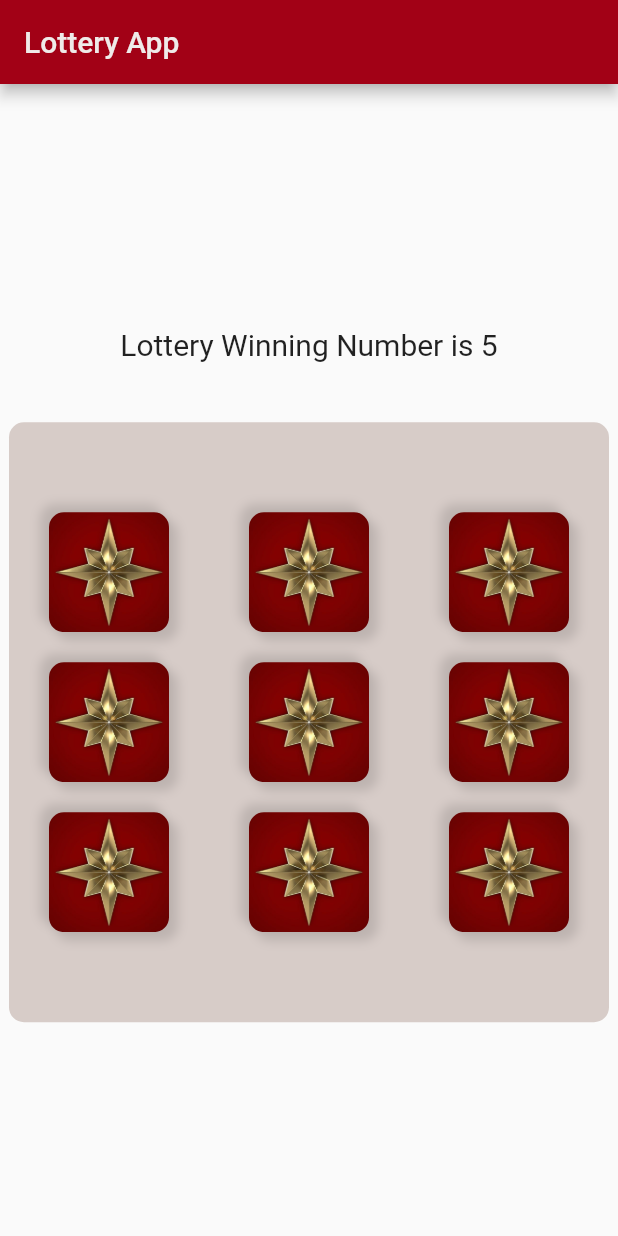
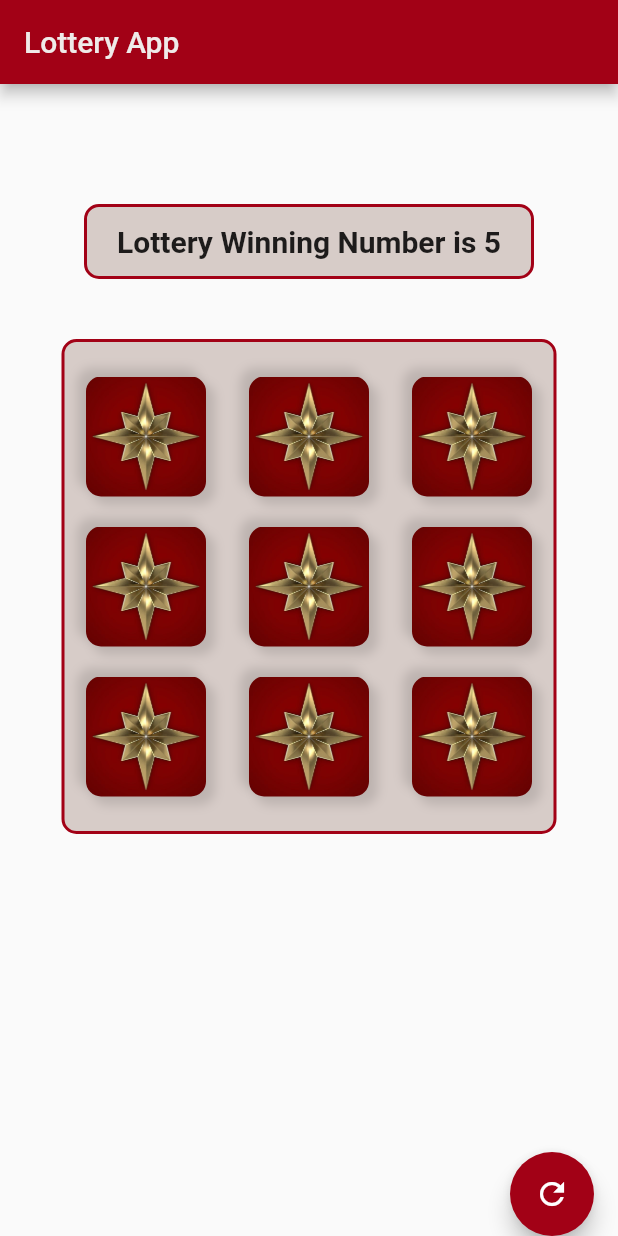
Before and after one commit to AroojAslam/Lottery_app, a Flutter app: the screen it shows after launch, on a phone screen of 412 x 824 dp. Run offline on Flutter 3.47's test engine with Material 2 defaults, Android fonts, the phone set to English and light mode, and no system bars.

Commit message:
add FloatingActionButton

```diff
--- a/lottery_app/lib/main.dart
+++ b/lottery_app/lib/main.dart
@@ -21,6 +21,7 @@ class _LotteryAppState extends State<LotteryApp> {
     return MaterialApp(
       debugShowCheckedModeBanner: false,
       home: Scaffold(
+
         appBar: AppBar(
           title: Text('Lottery App',
               style: TextStyle(color: Colors.brown.shade50),
@@ -30,28 +31,45 @@ class _LotteryAppState extends State<LotteryApp> {
         body: SafeArea(
           child: Center(
             child: Column(
-              mainAxisAlignment: MainAxisAlignment.center,
+              mainAxisAlignment: MainAxisAlignment.start,
               children: [
-                const Padding(
-                  padding:  EdgeInsets.all(20),
-                  child: Text(
-                    'Lottery Winning Number is 5',
-                    style: TextStyle(fontSize: 20),
+                 Padding(
+                  padding:  EdgeInsets.only(top: 80),
+                  child: Container(
+                    height: 50,
+                    width: 300,
+                    decoration: BoxDecoration(
+                      borderRadius: BorderRadius.circular(10),
+                      color: Colors.brown.shade100,
+                      border: Border.all(
+                        color:  Color.fromRGBO(162, 1, 22,1),
+                        width: 2,
+                      )
+                    ),
+                    child: Center(
+                      child: Text(
+                        'Lottery Winning Number is 5',
+                        style: TextStyle(fontSize: 20,fontWeight: FontWeight.bold),
+                      ),
+                    ),
                   ),
                 ),
               const  SizedBox(
-                  height: 20,
+                  height: 40,
                 ),
                 Container(
-                  height: 400,
-                  width: 400,
+                  height: 330,
+                  width: 330,
                   decoration: BoxDecoration(
                     color: Colors.brown.shade100,
                     borderRadius: BorderRadius.circular(10),
+                      border: Border.all(
+                        color:  Color.fromRGBO(162, 1, 22,1),
+                        width: 2,
+                      )
                   ),
-                  child: !_isshow
-                      ? x == 5
-                          ? Column(
+                  child: !_isshow ? x == 5 ?
+                  Column(
                               mainAxisAlignment: MainAxisAlignment.center,
                               children: [
                               const  Icon(
@@ -70,8 +88,8 @@ class _LotteryAppState extends State<LotteryApp> {
                                   textAlign: TextAlign.center,
                                 )
                               ],
-                            )
-                          : Column(
+                            ) :
+                  Column(
                               mainAxisAlignment: MainAxisAlignment.center,
                               children: [
                                 Icon(
@@ -90,8 +108,8 @@ class _LotteryAppState extends State<LotteryApp> {
                                   textAlign: TextAlign.center,
                                 )
                               ],
-                            )
-                      : Column(
+                            ) :
+                  Column(
                           mainAxisAlignment: MainAxisAlignment.center,
                           children: [
                             Row(
@@ -128,10 +146,25 @@ class _LotteryAppState extends State<LotteryApp> {
                           ],
                         ),
                 ),
+
+
               ],
             ),
           ),
+
         ),
+        floatingActionButtonLocation: FloatingActionButtonLocation.endDocked,
+        floatingActionButton: FloatingActionButton(
+          backgroundColor: Color.fromRGBO(162, 1, 22,1),
+          child: Icon(Icons.refresh),
+          onPressed: (){
+            setState(() {
+
+            });
+            _isshow=true;
+          },
+        ),
+
       ),
     );
   }
```
